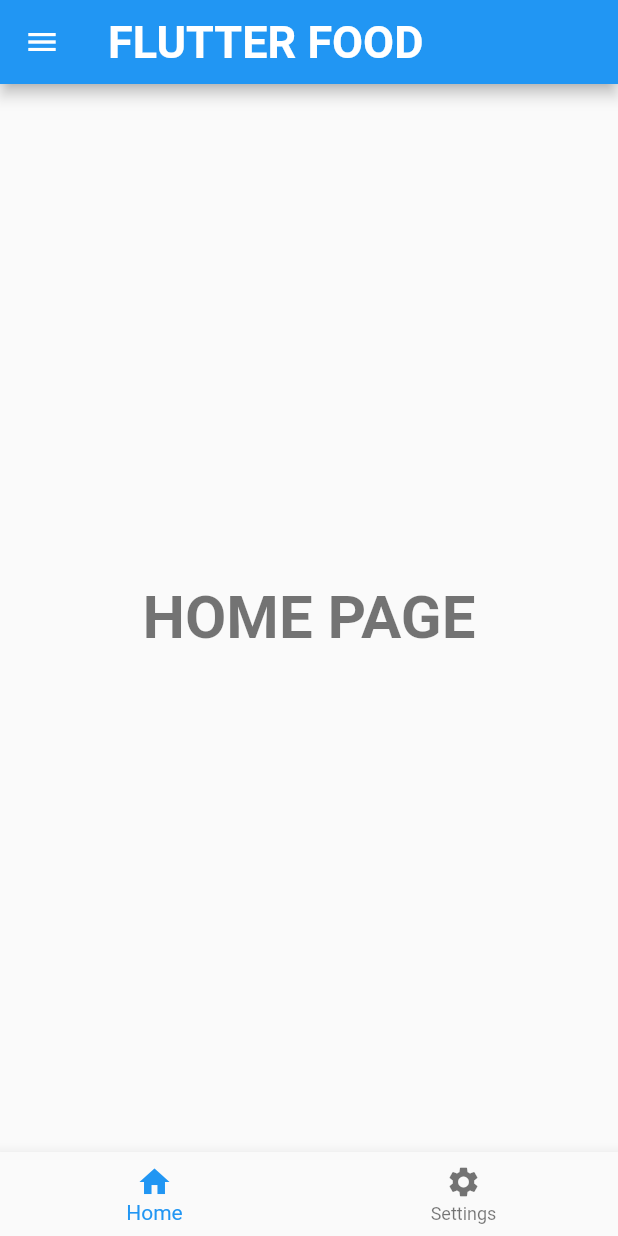
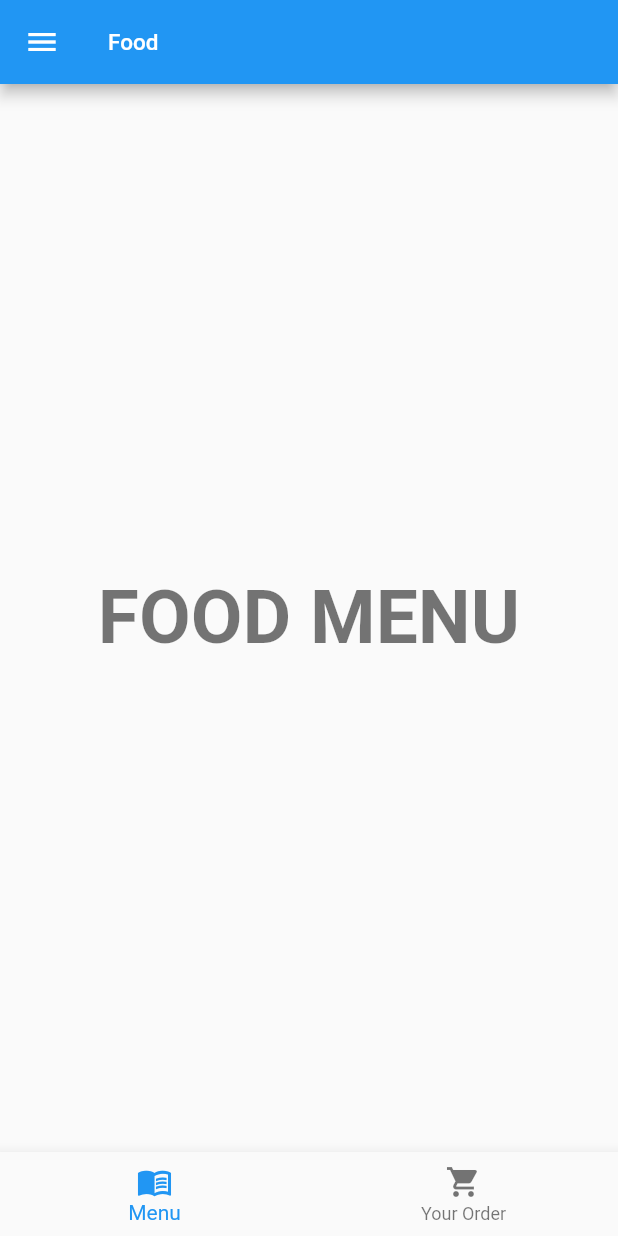
Before and after one commit to MoeMondays/hook_food, a Flutter app: the Home screen opened by its route, on a phone screen of 412 x 824 dp. Run offline on Flutter 3.47's test engine with Material 2 defaults, Android fonts, the phone set to English and light mode, and no system bars.

Commit message:
hook_food

```diff
--- /dev/null
+++ b/lib/pages/home/food_list_page.dart
@@ -0,0 +1,14 @@
+import 'package:flutter/material.dart';
+
+class FoodListPage extends StatelessWidget {
+  static const routeName = "/food_list";
+
+  const FoodListPage({Key? key}) : super(key: key);
+
+  @override
+  Widget build(BuildContext context) {
+    return Scaffold(
+      body: Center(child: Text("FOOD MENU", style: Theme.of(context).textTheme.headline1)),
+    );
+  }
+}
--- a/lib/pages/home/home.dart
+++ b/lib/pages/home/home.dart
@@ -1,5 +1,7 @@
 import 'package:flutter/material.dart';
-import 'package:hook_food/pages/login/login_page.dart';
+import 'package:hook_food/pages/home/food_list_page.dart';
+import 'package:hook_food/pages/home/order_page.dart';
+import 'package:hook_food/pages/home/profile_page.dart';
 
 class Home extends StatefulWidget {
   static const routeName = "/home";
@@ -13,6 +15,15 @@ class Home extends StatefulWidget {
 class _HomeState extends State<Home> {
   var _subPageIndex = 0;
   var _selectedBottomNavIndex = 0;
+  List _title = ["Food","Profile"];
+  int _page = 0;
+
+  _selectedColor(String title){
+    if(_title[_page] == title)
+      return Colors.blue;
+    else
+      return Colors.black;
+  }
 
   Row _buildDrawerItem(Widget icon, String title) {
     return Row(
@@ -21,27 +32,40 @@ class _HomeState extends State<Home> {
           padding: const EdgeInsets.only(right: 8),
           child: icon,
         ),
-        Text(title),
+        Text(
+          title,
+          style: TextStyle(
+            fontSize: 16,
+            color: _selectedColor(title),
+            fontWeight: FontWeight.normal
+          ),
+        ),
       ],
     );
+  }
+
+  _buildFoodPage(){
+    switch(_selectedBottomNavIndex){
+      case 0:
+        return FoodListPage();
+      case 1:
+        return OrderPage();
+    }
   }
 
   _buildSubPage(){
     switch(_subPageIndex){
       case 0:
-        return Text("HOME PAGE", style: Theme.of(context).textTheme.headline1,);
+        return _buildFoodPage();
       case 1:
-        return Text("PAGE 1", style: Theme.of(context).textTheme.headline1,);
-      case 2:
-        return Text("PAGE 2", style: Theme.of(context).textTheme.headline1,);
-      case 3:
-        return Text("SETTINGS", style: Theme.of(context).textTheme.headline1,);
+        return ProfilePage();
     }
   }
 
   _showSubPage(int index){
     setState(() {
       _subPageIndex = index;
+      _page = index;
       Navigator.of(context).pop();
     });
   }
@@ -49,7 +73,7 @@ class _HomeState extends State<Home> {
   @override
   Widget build(BuildContext context) {
     return Scaffold(
-      appBar: AppBar(title: Text("FLUTTER FOOD"),),
+      appBar: AppBar(title: Text(_title[_page]),),
 
       drawer: Drawer(
         child: ListView(
@@ -59,56 +83,54 @@ class _HomeState extends State<Home> {
               decoration: BoxDecoration(
                 color: Colors.blue,
               ),
-              child: Row(
+              child: Column(
+                crossAxisAlignment: CrossAxisAlignment.start,
                 children: [
-                  Icon(
-                    Icons.person,
-                    size: 50,
-                    color: Colors.white,
+                  Padding(
+                    padding: const EdgeInsets.only(bottom: 10),
+                    child: ClipRRect(
+                        borderRadius: BorderRadius.circular(40.0),
+                        child: Container(
+                          width: 80.0,
+                          height: 80.0,
+                          child: Image.asset('assets/images/profile.png'),
+                        )
+                    ),
                   ),
-                  Text("Hello World", style: TextStyle(color: Colors.white),),
+
+                  Padding(
+                    padding: const EdgeInsets.only(bottom: 5),
+                    child: Text("Thanakorn Hemsart", style: Theme.of(context).textTheme.bodyText1),
+                  ),
+                  Text("hemsart_t@silpakorn.edu", style: Theme.of(context).textTheme.bodyText2),
                 ],
               ),
             ),
 
             ListTile(
-              title: _buildDrawerItem(Icon(Icons.home), "HOME"),
+              title: _buildDrawerItem(Icon(Icons.fastfood, color: _selectedColor("Food"),), "Food"),
               onTap: () => _showSubPage(0),
             ),
             ListTile(
-              title: _buildDrawerItem(Icon(Icons.person), "PAGE 1"),
+              title: _buildDrawerItem(Icon(Icons.person, color: _selectedColor("Profile"),), "Profile"),
               onTap: () => _showSubPage(1),
-            ),
-            ListTile(
-              title: _buildDrawerItem(Icon(Icons.file_copy), "PAGE 2"),
-              onTap: () => _showSubPage(2),
-            ),
-            ListTile(
-              title: _buildDrawerItem(Icon(Icons.settings), "SETTINGS"),
-              onTap: () => _showSubPage(3),
             ),
           ],
         ),
       ),
 
-      bottomNavigationBar: BottomNavigationBar(
+      bottomNavigationBar: _subPageIndex == 0 ? BottomNavigationBar(
         currentIndex: _selectedBottomNavIndex,
         items: [
-          BottomNavigationBarItem(
-            icon: Icon(Icons.home),
-            label: "Home",
-          ),
-          BottomNavigationBarItem(
-            icon: Icon(Icons.settings),
-            label: "Settings",
-          ),
+          BottomNavigationBarItem(icon: Icon(Icons.menu_book), label: "Menu",),
+          BottomNavigationBarItem(icon: Icon(Icons.shopping_cart), label: "Your Order",),
         ],
         onTap: (index){
           setState(() {
             _selectedBottomNavIndex = index;
           });
         },
-      ),
+      ) : SizedBox.shrink(),
 
       body: Center(
         child: _buildSubPage(),
--- /dev/null
+++ b/lib/pages/home/order_page.dart
@@ -0,0 +1,14 @@
+import 'package:flutter/material.dart';
+
+class OrderPage extends StatelessWidget {
+  static const routeName = "/order";
+
+  const OrderPage({Key? key}) : super(key: key);
+
+  @override
+  Widget build(BuildContext context) {
+    return Scaffold(
+      body: Center(child: Text("YOUR ORDER", style: Theme.of(context).textTheme.headline1)),
+    );
+  }
+}
--- a/pubspec.yaml
+++ b/pubspec.yaml
@@ -45,8 +45,8 @@ flutter:
   uses-material-design: true
 
   # To add assets to your application, add an assets section, like this:
-  # assets:
-  #   - images/a_dot_burr.jpeg
+  assets:
+    - assets/images/
   #   - images/a_dot_ham.jpeg
 
   # An image asset can refer to one or more resolution-specific "variants", see
```
Also changed, not shown: lib/main.dart (+9 -4 lines), lib/pages/home/profile_page.dart (added, +38 -0 lines), lib/pages/login/login_page.dart (+2 -7 lines).
